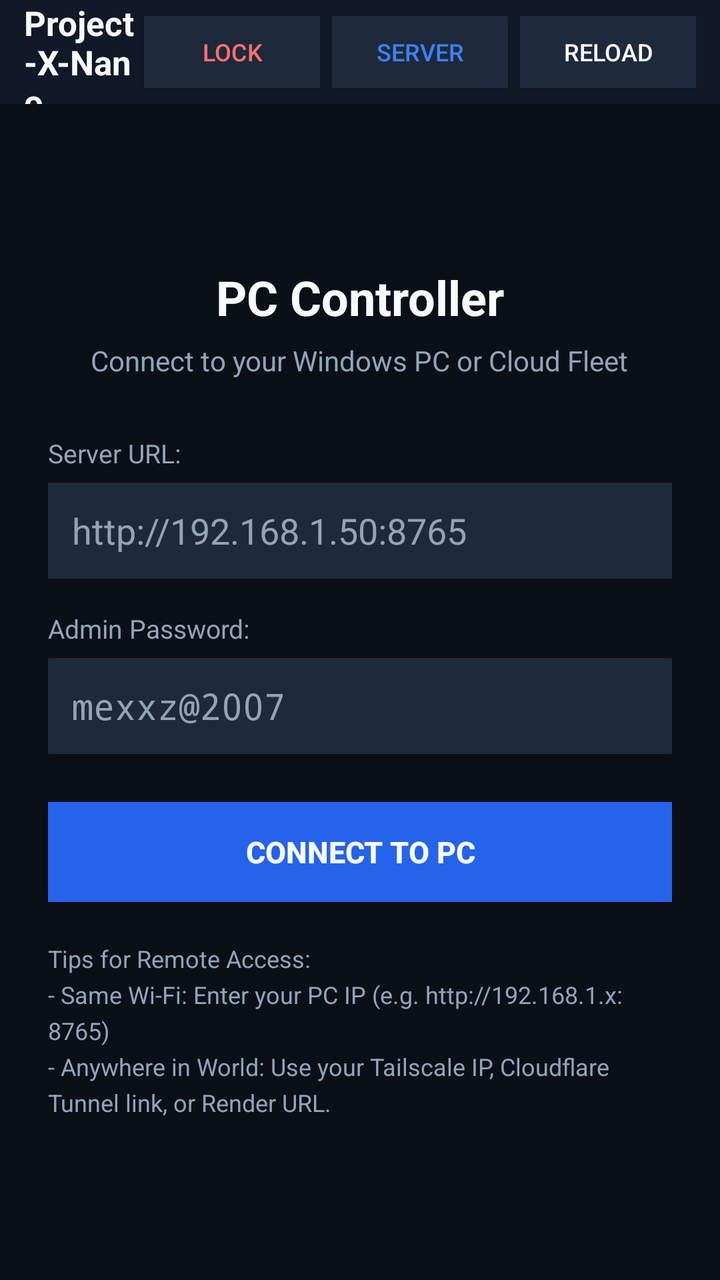
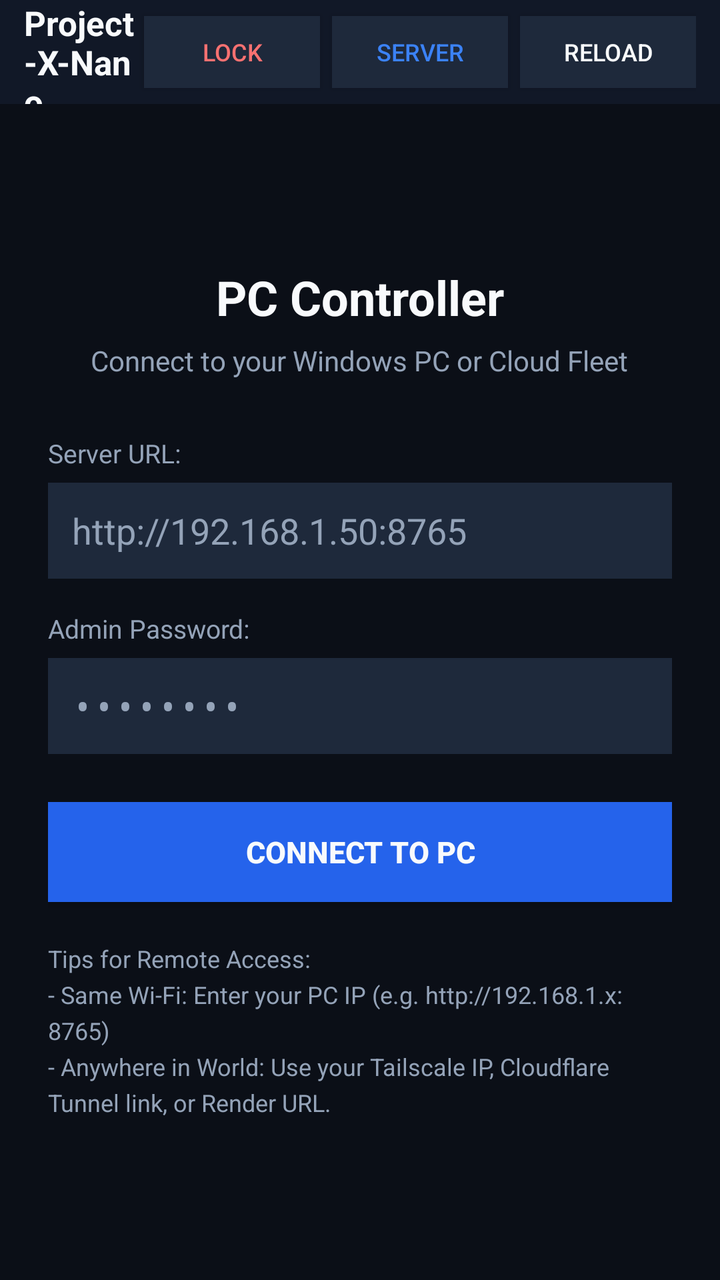

Screens rendered from an Android XML layout before and after an edit, with the pre-edit source and the edit as a unified diff.
<!-- AndroidManifest.xml: application theme AppTheme -->
<!-- res/layout/activity_main.xml -->
<?xml version="1.0" encoding="utf-8"?>
<RelativeLayout xmlns:android="http://schemas.android.com/apk/res/android"
    android:layout_width="match_parent"
    android:layout_height="match_parent"
    android:background="@color/bg_dark">

    
    <LinearLayout
        android:id="@+id/topBar"
        android:layout_width="match_parent"
        android:layout_height="52dp"
        android:background="#111827"
        android:orientation="horizontal"
        android:gravity="center_vertical"
        android:paddingStart="12dp"
        android:paddingEnd="12dp">

        <TextView
            android:id="@+id/txtAppTitle"
            android:layout_width="0dp"
            android:layout_height="wrap_content"
            android:layout_weight="1"
            android:text="Project-X-Nano"
            android:textColor="@color/text_white"
            android:textSize="17sp"
            android:textStyle="bold" />

        <Button
            android:id="@+id/btnQuickLock"
            android:layout_width="wrap_content"
            android:layout_height="36dp"
            android:text="Lock"
            android:textSize="12sp"
            android:textColor="#f87171"
            android:background="#1e293b"
            android:layout_marginEnd="6dp" />

        <Button
            android:id="@+id/btnSwitchPC"
            android:layout_width="wrap_content"
            android:layout_height="36dp"
            android:text="Server"
            android:textSize="12sp"
            android:textColor="@color/accent_blue"
            android:background="#1e293b"
            android:layout_marginEnd="6dp" />

        <Button
            android:id="@+id/btnRefresh"
            android:layout_width="wrap_content"
            android:layout_height="36dp"
            android:text="Reload"
            android:textSize="12sp"
            android:textColor="@color/text_white"
            android:background="#1e293b" />
    </LinearLayout>

    
    <ProgressBar
        android:id="@+id/progressBar"
        style="?android:attr/progressBarStyleHorizontal"
        android:layout_width="match_parent"
        android:layout_height="3dp"
        android:layout_below="@id/topBar"
        android:indeterminate="false"
        android:max="100"
        android:progressTint="@color/accent_blue"
        android:visibility="gone" />

    
    <WebView
        android:id="@+id/webView"
        android:layout_width="match_parent"
        android:layout_height="match_parent"
        android:layout_below="@id/progressBar"
        android:visibility="gone" />

    
    <ScrollView
        android:id="@+id/setupView"
        android:layout_width="match_parent"
        android:layout_height="match_parent"
        android:layout_below="@id/topBar"
        android:fillViewport="true">

        <LinearLayout
            android:layout_width="match_parent"
            android:layout_height="wrap_content"
            android:orientation="vertical"
            android:padding="24dp"
            android:gravity="center">

            <TextView
                android:layout_width="wrap_content"
                android:layout_height="wrap_content"
                android:text="PC Controller"
                android:textColor="@color/text_white"
                android:textSize="24sp"
                android:textStyle="bold"
                android:layout_marginBottom="6dp" />

            <TextView
                android:layout_width="wrap_content"
                android:layout_height="wrap_content"
                android:text="Connect to your Windows PC or Cloud Fleet"
                android:textColor="@color/text_muted"
                android:textSize="14sp"
                android:layout_marginBottom="28dp" />

            <TextView
                android:layout_width="match_parent"
                android:layout_height="wrap_content"
                android:text="Server URL:"
                android:textColor="@color/text_muted"
                android:textSize="13sp"
                android:layout_marginBottom="6dp" />

            <EditText
                android:id="@+id/editServerUrl"
                android:layout_width="match_parent"
                android:layout_height="48dp"
                android:background="#1e293b"
                android:textColor="@color/text_white"
                android:textColorHint="@color/text_muted"
                android:hint="http://192.168.1.50:8765"
                android:singleLine="true"
                android:inputType="textUri"
                android:paddingStart="12dp"
                android:paddingEnd="12dp"
                android:layout_marginBottom="16dp" />

            <TextView
                android:layout_width="match_parent"
                android:layout_height="wrap_content"
                android:text="Admin Password:"
                android:textColor="@color/text_muted"
                android:textSize="13sp"
                android:layout_marginBottom="6dp" />

            <EditText
                android:id="@+id/editPassword"
                android:layout_width="match_parent"
                android:layout_height="48dp"
                android:background="#1e293b"
                android:textColor="@color/text_white"
                android:textColorHint="@color/text_muted"
                android:hint="mexxz@2007"
                android:singleLine="true"
                android:inputType="textPassword"
                android:paddingStart="12dp"
                android:paddingEnd="12dp"
                android:layout_marginBottom="24dp" />

            <Button
                android:id="@+id/btnConnect"
                android:layout_width="match_parent"
                android:layout_height="50dp"
                android:background="#2563eb"
                android:textColor="@color/text_white"
                android:text="Connect to PC"
                android:textSize="15sp"
                android:textStyle="bold"
                android:layout_marginBottom="20dp" />

            <TextView
                android:layout_width="match_parent"
                android:layout_height="wrap_content"
                android:text="Tips for Remote Access:\n- Same Wi-Fi: Enter your PC IP (e.g. http://192.168.1.x:8765)\n- Anywhere in World: Use your Tailscale IP, Cloudflare Tunnel link, or Render URL."
                android:textColor="@color/text_muted"
                android:textSize="12sp"
                android:lineSpacingExtra="4dp" />

        </LinearLayout>
    </ScrollView>
</RelativeLayout>
<!-- resources referenced by this layout -->
<resources>
  <color name="accent_blue">#3b82f6</color>
  <color name="bg_dark">#0b0f17</color>
  <color name="text_muted">#94a3b8</color>
  <color name="text_white">#f8fafc</color>
  <style name="AppTheme" parent="@android:style/Theme.DeviceDefault.NoActionBar">
          <item name="android:windowBackground">@color/bg_dark</item>
          <item name="android:statusBarColor">@color/bg_dark</item>
          <item name="android:navigationBarColor">@color/bg_dark</item>
      </style>
</resources>

<!-- the commit's change to res/layout/activity_main.xml (unified diff, before → after) -->
@@ -144,7 +144,7 @@
                 android:background="#1e293b"
                 android:textColor="@color/text_white"
                 android:textColorHint="@color/text_muted"
-                android:hint="mexxz@2007"
+                android:hint="••••••••"
                 android:singleLine="true"
                 android:inputType="textPassword"
                 android:paddingStart="12dp"
